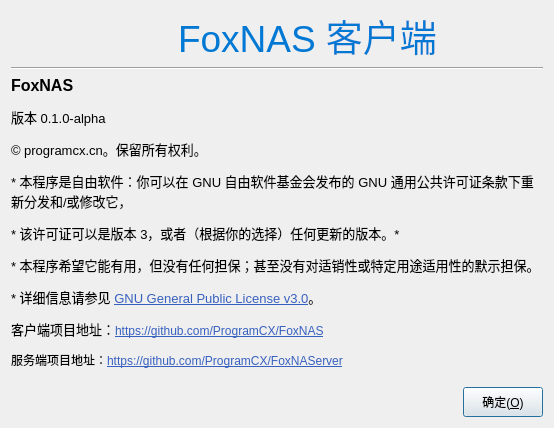
Qt form src/MainTabWidgets/AboutDialog.ui (ProgramCX/FoxNAS) before a commit.
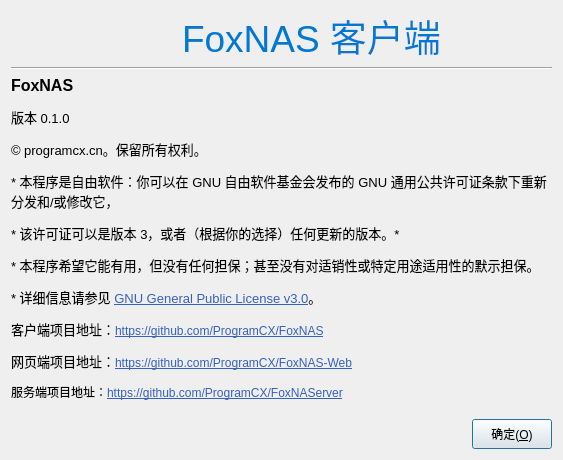
The same form after that commit. Icons and pictures are not drawn.

```diff
--- a/src/MainTabWidgets/AboutDialog.ui
+++ b/src/MainTabWidgets/AboutDialog.ui
@@ -6,8 +6,8 @@
    <rect>
     <x>0</x>
     <y>0</y>
-    <width>554</width>
-    <height>391</height>
+    <width>563</width>
+    <height>436</height>
    </rect>
   </property>
   <property name="windowTitle">
@@ -119,7 +119,8 @@
       <string notr="true"/>
      </property>
      <property name="text">
-      <string>&lt;html&gt;&lt;head/&gt;&lt;body&gt;&lt;p&gt;&lt;span style=&quot; font-size:12pt; font-weight:700;&quot;&gt;FoxNAS&lt;/span&gt;&lt;/p&gt;&lt;p&gt;&lt;span style=&quot; font-size:10pt;&quot;&gt;版本 0.1.0-alpha&lt;/span&gt;&lt;/p&gt;&lt;p&gt;&lt;span style=&quot; font-size:10pt;&quot;&gt;© programcx.cn。保留所有权利。&lt;/span&gt;&lt;/p&gt;&lt;p&gt;&lt;span style=&quot; font-size:10pt;&quot;&gt;* 本程序是自由软件：你可以在 GNU 自由软件基金会发布的 GNU 通用公共许可证条款下重新分发和/或修改它，&lt;/span&gt;&lt;/p&gt;&lt;p&gt;&lt;span style=&quot; font-size:10pt;&quot;&gt;* 该许可证可以是版本 3，或者（根据你的选择）任何更新的版本。*&lt;/span&gt;&lt;/p&gt;&lt;p&gt;&lt;span style=&quot; font-size:10pt;&quot;&gt;* 本程序希望它能有用，但没有任何担保；甚至没有对适销性或特定用途适用性的默示担保。&lt;/span&gt;&lt;/p&gt;&lt;p&gt;&lt;span style=&quot; font-size:10pt;&quot;&gt;* 详细信息请参见 &lt;/span&gt;&lt;a href=&quot;https://github.com/ProgramCX/FoxNAS/blob/main/LICENSE&quot;&gt;&lt;span style=&quot; font-size:10pt; text-decoration: underline; color:#3760bf;&quot;&gt;GNU General Public License v3.0&lt;/span&gt;&lt;/a&gt;&lt;span style=&quot; font-size:10pt;&quot;&gt;。&lt;/span&gt;&lt;/p&gt;&lt;p&gt;&lt;span style=&quot; font-size:10pt;&quot;&gt;客户端项目地址：&lt;/span&gt;&lt;a href=&quot;https://github.com/ProgramCX/FoxNAS&quot;&gt;&lt;span style=&quot; text-decoration: underline; color:#3760bf;&quot;&gt;https://github.com/ProgramCX/FoxNAS&lt;/span&gt;&lt;/a&gt;&lt;/p&gt;&lt;p&gt;服务端项目地址：&lt;a href=&quot;https://github.com/ProgramCX/FoxNAServer/&quot;&gt;&lt;span style=&quot; text-decoration: underline; color:#3760bf;&quot;&gt;https://github.com/ProgramCX/FoxNAServer&lt;/span&gt;&lt;/a&gt;&lt;/p&gt;&lt;p&gt;&lt;span style=&quot; font-size:10pt;&quot;&gt;注：本软件不提供更新功能，客户端必须和服务端匹配！&lt;/span&gt;&lt;/p&gt;&lt;/body&gt;&lt;/html&gt;</string>
+      <string>&lt;html&gt;&lt;head/&gt;&lt;body&gt;&lt;p&gt;&lt;span style=&quot; font-size:12pt; font-weight:700;&quot;&gt;FoxNAS&lt;/span&gt;&lt;/p&gt;&lt;p&gt;&lt;span style=&quot; font-size:10pt;&quot;&gt;版本 0.1.0&lt;/span&gt;&lt;/p&gt;&lt;p&gt;&lt;span style=&quot; font-size:10pt;&quot;&gt;© programcx.cn。保留所有权利。&lt;/span&gt;&lt;/p&gt;&lt;p&gt;&lt;span style=&quot; font-size:10pt;&quot;&gt;* 本程序是自由软件：你可以在 GNU 自由软件基金会发布的 GNU 通用公共许可证条款下重新分发和/或修改它，&lt;/span&gt;&lt;/p&gt;&lt;p&gt;&lt;span style=&quot; font-size:10pt;&quot;&gt;* 该许可证可以是版本 3，或者（根据你的选择）任何更新的版本。*&lt;/span&gt;&lt;/p&gt;&lt;p&gt;&lt;span style=&quot; font-size:10pt;&quot;&gt;* 本程序希望它能有用，但没有任何担保；甚至没有对适销性或特定用途适用性的默示担保。&lt;/span&gt;&lt;/p&gt;&lt;p&gt;&lt;span style=&quot; font-size:10pt;&quot;&gt;* 详细信息请参见 &lt;/span&gt;&lt;a href=&quot;https://github.com/ProgramCX/FoxNAS/blob/main/LICENSE&quot;&gt;&lt;span style=&quot; font-size:10pt; text-decoration: underline; color:#3760bf;&quot;&gt;GNU General Public License v3.0&lt;/span&gt;&lt;/a&gt;&lt;span style=&quot; font-size:10pt;&quot;&gt;。&lt;/span&gt;&lt;/p&gt;&lt;p&gt;&lt;span style=&quot; font-size:10pt;&quot;&gt;客户端项目地址：&lt;/span&gt;&lt;a href=&quot;https://github.com/ProgramCX/FoxNAS&quot;&gt;&lt;span style=&quot; text-decoration: underline; color:#3760bf;&quot;&gt;https://github.com/ProgramCX/FoxNAS&lt;/span&gt;&lt;/a&gt;&lt;/p&gt;
+&lt;p&gt;&lt;span style=&quot; font-size:10pt;&quot;&gt;网页端项目地址：&lt;/span&gt;&lt;a href=&quot;https://github.com/ProgramCX/FoxNAS-Web&quot;&gt;&lt;span style=&quot; text-decoration: underline; color:#3760bf;&quot;&gt;https://github.com/ProgramCX/FoxNAS-Web&lt;/span&gt;&lt;/a&gt;&lt;/p&gt;&lt;p&gt;服务端项目地址：&lt;a href=&quot;https://github.com/ProgramCX/FoxNAServer/&quot;&gt;&lt;span style=&quot; text-decoration: underline; color:#3760bf;&quot;&gt;https://github.com/ProgramCX/FoxNAServer&lt;/span&gt;&lt;/a&gt;&lt;/p&gt;&lt;p&gt;&lt;span style=&quot; font-size:10pt;&quot;&gt;注：本软件不提供更新功能，客户端必须和服务端匹配！&lt;/span&gt;&lt;/p&gt;&lt;/body&gt;&lt;/html&gt;</string>
      </property>
      <property name="wordWrap">
       <bool>true</bool>
```
